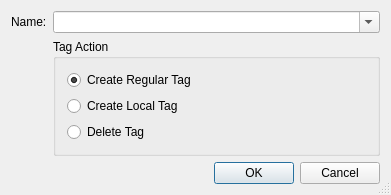
Above: Plugins/VcsPlugins/vcsMercurial/HgTagDialog.ui from testmana2/test before the change. Below: the same form after it.
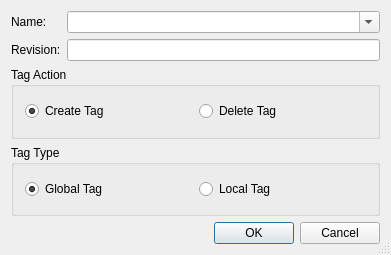
That is the form after the change.

Commit message: Enhanced the Mercurial tag dialog and extended the Mercurial log browser to allow tagging of a specific revision

Patch:
```diff
--- a/Plugins/VcsPlugins/vcsMercurial/HgTagDialog.ui
+++ b/Plugins/VcsPlugins/vcsMercurial/HgTagDialog.ui
@@ -7,7 +7,7 @@
     <x>0</x>
     <y>0</y>
     <width>391</width>
-    <height>189</height>
+    <height>255</height>
    </rect>
   </property>
   <property name="windowTitle">
@@ -16,14 +16,11 @@
   <property name="sizeGripEnabled">
    <bool>true</bool>
   </property>
-  <layout class="QGridLayout">
-   <item row="2" column="0" colspan="2">
-    <widget class="QDialogButtonBox" name="buttonBox">
-     <property name="orientation">
-      <enum>Qt::Horizontal</enum>
-     </property>
-     <property name="standardButtons">
-      <set>QDialogButtonBox::Cancel|QDialogButtonBox::Ok</set>
+  <layout class="QGridLayout" name="gridLayout">
+   <item row="0" column="0">
+    <widget class="QLabel" name="TextLabel1">
+     <property name="text">
+      <string>Name:</string>
      </property>
     </widget>
    </item>
@@ -53,21 +50,28 @@
      </property>
     </widget>
    </item>
-   <item row="0" column="0">
-    <widget class="QLabel" name="TextLabel1">
+   <item row="1" column="0">
+    <widget class="QLabel" name="label">
      <property name="text">
-      <string>Name:</string>
+      <string>Revision:</string>
      </property>
     </widget>
    </item>
    <item row="1" column="1">
-    <widget class="QGroupBox" name="TagActionGroup">
+    <widget class="QLineEdit" name="revisionEdit">
+     <property name="toolTip">
+      <string>Enter a revision to set a tag for</string>
+     </property>
+    </widget>
+   </item>
+   <item row="2" column="0" colspan="2">
+    <widget class="QGroupBox" name="tagActionGroup">
      <property name="title">
       <string>Tag Action</string>
      </property>
-     <layout class="QVBoxLayout">
+     <layout class="QHBoxLayout" name="horizontalLayout_2">
       <item>
-       <widget class="QRadioButton" name="createRegularButton">
+       <widget class="QRadioButton" name="createTagButton">
         <property name="toolTip">
          <string>Select to create a regular tag</string>
         </property>
@@ -76,7 +80,7 @@
 &lt;p&gt;Select this entry in order to create a regular tag.&lt;/p&gt;</string>
         </property>
         <property name="text">
-         <string>Create Regular Tag</string>
+         <string>Create Tag</string>
         </property>
         <property name="checked">
          <bool>true</bool>
@@ -84,21 +88,7 @@
        </widget>
       </item>
       <item>
-       <widget class="QRadioButton" name="createLocalButton">
-        <property name="toolTip">
-         <string>Select to create a local tag</string>
-        </property>
-        <property name="whatsThis">
-         <string>&lt;b&gt;Create Local Tag&lt;/b&gt;
-&lt;p&gt;Select this entry in order to create a local tag.&lt;/p&gt;</string>
-        </property>
-        <property name="text">
-         <string>Create Local Tag</string>
-        </property>
-       </widget>
-      </item>
-      <item>
-       <widget class="QRadioButton" name="deleteButton">
+       <widget class="QRadioButton" name="deleteTagButton">
         <property name="toolTip">
          <string>Select to delete a tag</string>
         </property>
@@ -114,6 +104,48 @@
      </layout>
     </widget>
    </item>
+   <item row="3" column="0" colspan="2">
+    <widget class="QGroupBox" name="tagTypeGroup">
+     <property name="title">
+      <string>Tag Type</string>
+     </property>
+     <layout class="QHBoxLayout" name="horizontalLayout">
+      <item>
+       <widget class="QRadioButton" name="globalTagButton">
+        <property name="toolTip">
+         <string>Select to create/delete a global tag</string>
+        </property>
+        <property name="text">
+         <string>Global Tag</string>
+        </property>
+        <property name="checked">
+         <bool>true</bool>
+        </property>
+       </widget>
+      </item>
+      <item>
+       <widget class="QRadioButton" name="localTagButton">
+        <property name="toolTip">
+         <string>Select to create/delete a local tag</string>
+        </property>
+        <property name="text">
+         <string>Local Tag</string>
+        </property>
+       </widget>
+      </item>
+     </layout>
+    </widget>
+   </item>
+   <item row="4" column="0" colspan="2">
+    <widget class="QDialogButtonBox" name="buttonBox">
+     <property name="orientation">
+      <enum>Qt::Horizontal</enum>
+     </property>
+     <property name="standardButtons">
+      <set>QDialogButtonBox::Cancel|QDialogButtonBox::Ok</set>
+     </property>
+    </widget>
+   </item>
   </layout>
  </widget>
  <layoutdefault spacing="6" margin="11"/>
```
Left out of the diff: 39 changed lines with no effect on the pictures. The commit also changes 24 other files.
